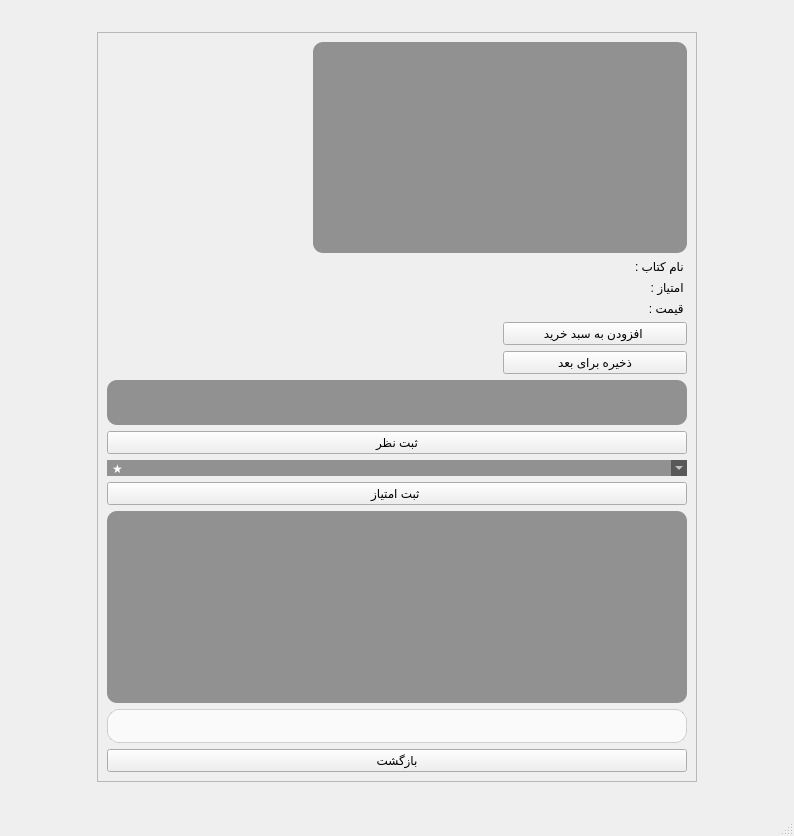
Old version of the form client/bookdetailswindow_c.ui in the repository afkhamis1386-afk/bookCLUB_Project.
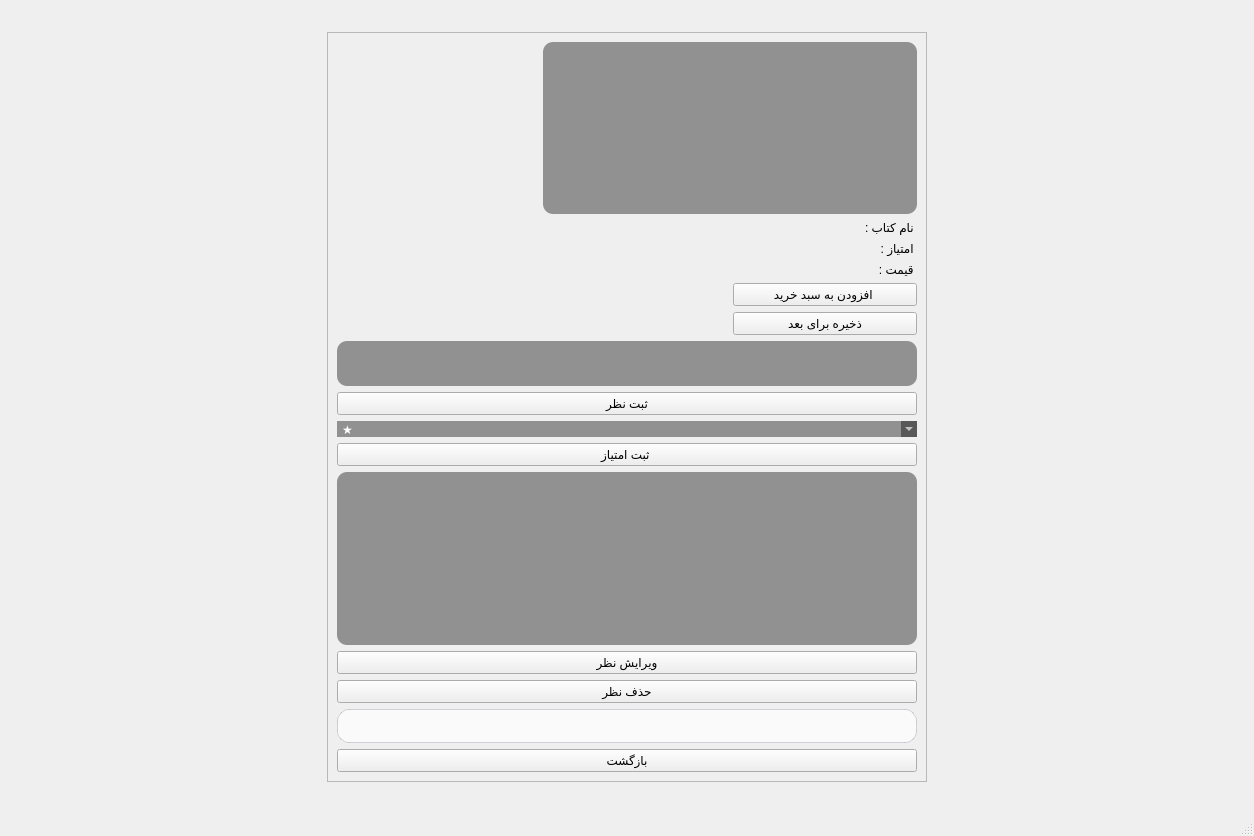
New version of the form. Icons and pictures are not drawn.

Commit message: refactor(book-details): improve review management and cart update flow

Patch:
```diff
--- a/client/bookdetailswindow_c.ui
+++ b/client/bookdetailswindow_c.ui
@@ -6,7 +6,7 @@
    <rect>
     <x>0</x>
     <y>0</y>
-    <width>794</width>
+    <width>1254</width>
     <height>836</height>
    </rect>
   </property>
@@ -138,9 +138,9 @@
        <property name="geometry">
         <rect>
          <x>0</x>
-         <y>0</y>
-         <width>598</width>
-         <height>748</height>
+         <y>-30</y>
+         <width>581</width>
+         <height>778</height>
         </rect>
        </property>
        <layout class="QGridLayout" name="gridLayout">
@@ -309,6 +309,20 @@
             </property>
            </widget>
           </item>
+          <item>
+           <widget class="QPushButton" name="editReviewButton">
+            <property name="text">
+             <string>ویرایش نظر</string>
+            </property>
+           </widget>
+          </item>
+          <item>
+           <widget class="QPushButton" name="deleteReviewButton">
+            <property name="text">
+             <string>حذف نظر</string>
+            </property>
+           </widget>
+          </item>
           <item>
            <widget class="QLabel" name="statusLabel">
             <property name="styleSheet">
```
Left out of the diff: 216 changed lines with no effect on the pictures. The commit also changes 2 other files.
